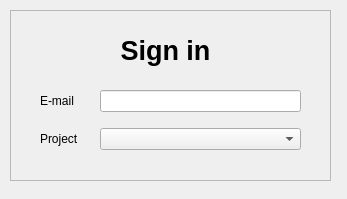
First picture: the form in pipeline/scripts/loader/loader_ui/singin_window.ui, repository UiChul/yummy, before the edit.
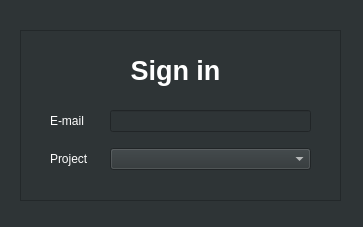
Second picture: the form after the edit.

The edit to the form file:
```diff
--- a/pipeline/scripts/loader/loader_ui/singin_window.ui
+++ b/pipeline/scripts/loader/loader_ui/singin_window.ui
@@ -6,18 +6,34 @@
    <rect>
     <x>0</x>
     <y>0</y>
-    <width>347</width>
-    <height>199</height>
+    <width>363</width>
+    <height>227</height>
    </rect>
   </property>
   <property name="windowTitle">
    <string>Form</string>
   </property>
-  <widget class="QFrame" name="frame">
+  <property name="styleSheet">
+   <string notr="true">background-color: rgb(46, 52, 54);</string>
+  </property>
+  <widget class="QStackedWidget" name="stackedWidget">
    <property name="geometry">
     <rect>
      <x>10</x>
      <y>10</y>
+     <width>341</width>
+     <height>201</height>
+    </rect>
+   </property>
+   <property name="currentIndex">
+    <number>0</number>
+   </property>
+   <widget class="QWidget" name="page">
+    <widget class="QFrame" name="frame">
+     <property name="geometry">
+      <rect>
+       <x>10</x>
+       <y>20</y>
      <width>321</width>
      <height>171</height>
     </rect>
@@ -40,23 +56,37 @@
     <layout class="QGridLayout" name="gridLayout">
      <item row="0" column="0">
       <widget class="QLabel" name="label">
+         <property name="styleSheet">
+          <string notr="true">color: rgb(255, 255, 255);</string>
+         </property>
        <property name="text">
         <string>E-mail      </string>
        </property>
       </widget>
      </item>
      <item row="0" column="1">
-      <widget class="QLineEdit" name="lineEdit_email"/>
+        <widget class="QLineEdit" name="lineEdit_email">
+         <property name="styleSheet">
+          <string notr="true">color: rgb(255, 255, 255);</string>
+         </property>
+        </widget>
      </item>
      <item row="1" column="0">
       <widget class="QLabel" name="label_2">
+         <property name="styleSheet">
+          <string notr="true">color: rgb(255, 255, 255);</string>
+         </property>
        <property name="text">
         <string>Project</string>
        </property>
       </widget>
      </item>
      <item row="1" column="1">
-      <widget class="QComboBox" name="comboBox_project_name"/>
+        <widget class="QComboBox" name="comboBox_project_name">
+         <property name="styleSheet">
+          <string notr="true">color: rgb(255, 255, 255);</string>
+         </property>
+        </widget>
      </item>
     </layout>
    </widget>
@@ -69,12 +99,32 @@
       <height>41</height>
      </rect>
     </property>
+      <property name="styleSheet">
+       <string notr="true">color: rgb(255, 255, 255);</string>
+      </property>
     <property name="text">
      <string>&lt;html&gt;&lt;head/&gt;&lt;body&gt;&lt;p align=&quot;center&quot;&gt;&lt;span style=&quot; font-size:20pt; font-weight:700;&quot;&gt;Sign in&lt;/span&gt;&lt;/p&gt;&lt;/body&gt;&lt;/html&gt;</string>
     </property>
     <property name="textFormat">
      <enum>Qt::AutoText</enum>
     </property>
+     </widget>
+    </widget>
+   </widget>
+   <widget class="QWidget" name="page_2">
+    <widget class="QLabel" name="label_qmovie">
+     <property name="geometry">
+      <rect>
+       <x>30</x>
+       <y>50</y>
+       <width>281</width>
+       <height>111</height>
+      </rect>
+     </property>
+     <property name="text">
+      <string/>
+     </property>
+    </widget>
    </widget>
   </widget>
  </widget>
```
Lines whose indentation alone changed are shown as unchanged.
